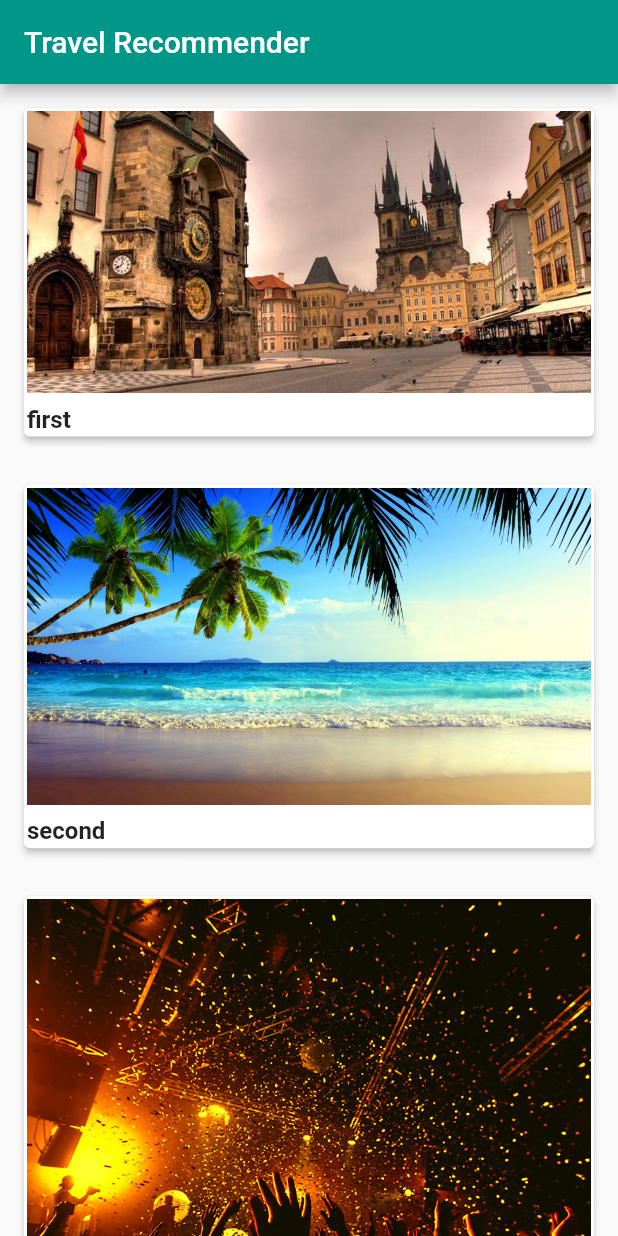
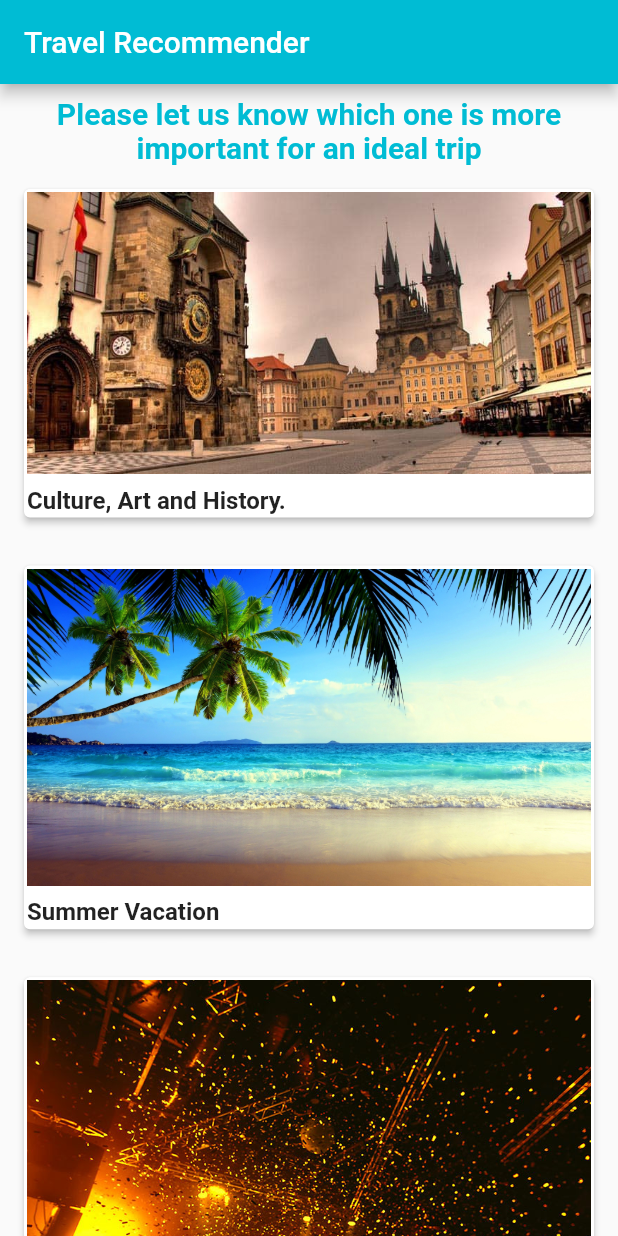
Before and after one commit to emrepun/MSCProject, a Flutter app: the screen it shows after launch, on a phone screen of 412 x 824 dp. Run offline on Flutter 3.47's test engine with Material 2 defaults, Android fonts, the phone set to English and light mode, and no system bars.

Commit message:
Welcome Page UI completed.

```diff
--- a/version2/travel_app2/lib/main.dart
+++ b/version2/travel_app2/lib/main.dart
@@ -10,10 +10,15 @@ class MyApp extends StatelessWidget {
       debugShowCheckedModeBanner: false,
       title: 'Travel App',
       theme: ThemeData(
-        primarySwatch: Colors.teal,
+        primarySwatch: Colors.cyan,
       ),
       home: Scaffold(
-        appBar: AppBar(title: Text('Travel Recommender')),
+        appBar: AppBar(
+            title: Text('Travel Recommender',
+              style: TextStyle(
+                color: Colors.white),
+            )
+        ),
         body: MyHomePage(),
       ),
     );
@@ -30,13 +35,28 @@ class MyHomePage extends StatelessWidget {
 Widget _myListView(BuildContext context) {
 
   final options = [
-    new Option("first", "assets/images/culture_history_art.jpg", "first keywords"),
-    new Option("second", "assets/images/beach_summer.jpg", "second keywords"),
-    new Option("third", "assets/images/nightlife_fun_party.jpg", "third keywords")
+    new Option("Culture, Art and History.",
+        "assets/images/culture_history_art.jpg",
+        "first keywords"),
+    new Option("Summer Vacation",
+        "assets/images/beach_summer.jpg",
+        "second keywords"),
+    new Option("Good Restaurants and Nightlife.",
+        "assets/images/nightlife_fun_party.jpg",
+        "third keywords")
   ];
 
-
-  return Center(
+  return Column(
+    children: <Widget>[
+      Container(height: 8.0,),
+      Text("Please let us know which one is more important for an ideal trip",
+        textAlign: TextAlign.center,
+        style: TextStyle(
+          fontSize: 20.0,
+          fontWeight: FontWeight.bold,
+          color: Colors.cyan
+        ),),
+      Expanded(
         child: ListView.builder(
             itemCount: options.length,
 
@@ -71,5 +91,7 @@ Widget _myListView(BuildContext context) {
                 ),
               );
             }),
+      )
+    ],
   );
 }
```
Lines whose indentation alone changed are shown as unchanged.
